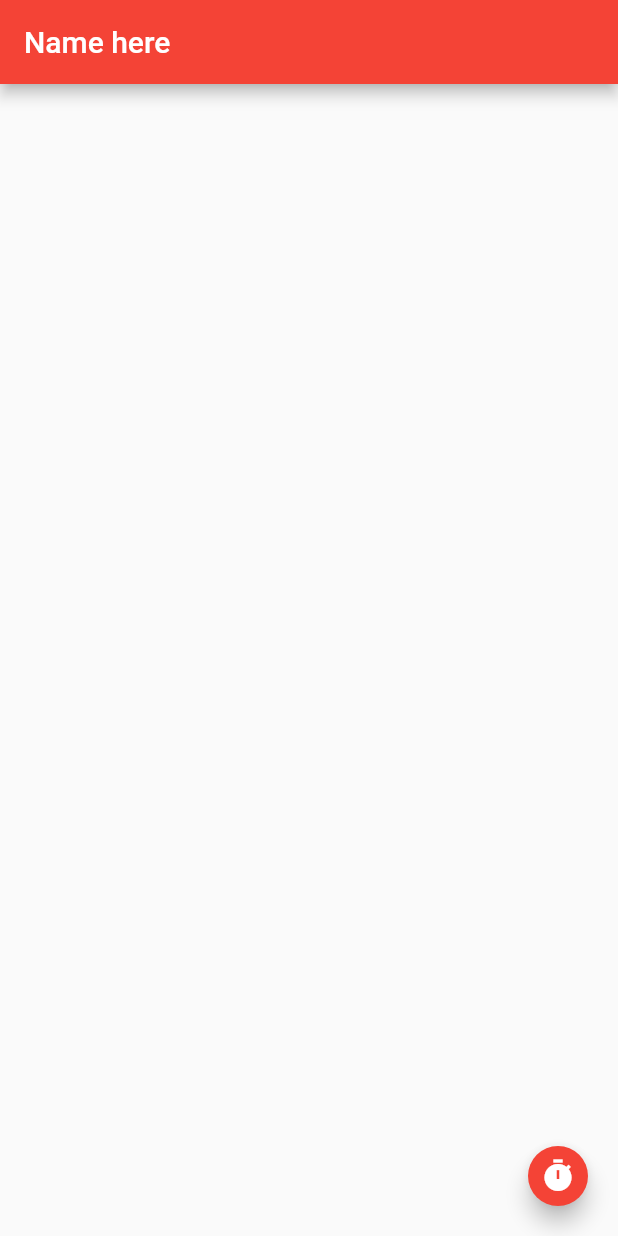
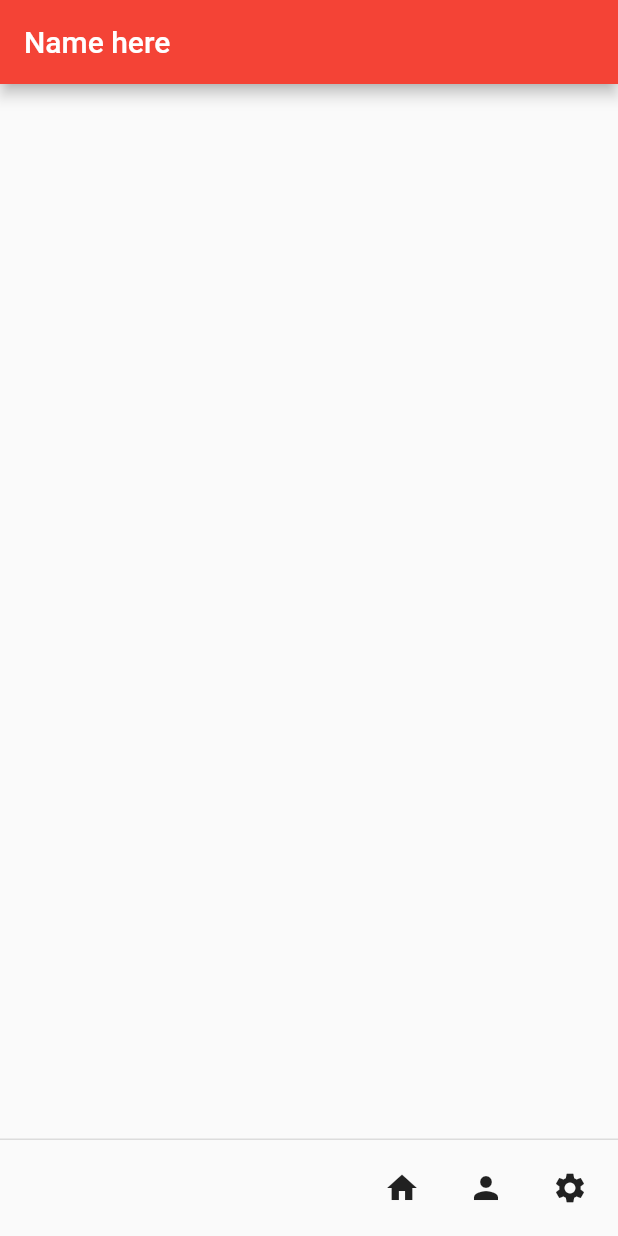
Before and after one commit to amit142857/live_template, a Flutter app: the screen it shows after launch, on a phone screen of 412 x 824 dp. Run offline on Flutter 3.47's test engine with Material 2 defaults, Android fonts, the phone set to English and light mode, and no system bars.

Commit message:
footer button

```diff
--- a/lib/main.dart
+++ b/lib/main.dart
@@ -15,7 +15,7 @@ class MyApp extends StatefulWidget {
 
 class _MyAppState extends State<MyApp> {
     String _value = "";
-    void _onClicked() => setState(() => _value = DateTime.now().toString());
+    void _onClicked(String value) => setState(() => _value = value);
 
 
   @override
@@ -25,18 +25,26 @@ class _MyAppState extends State<MyApp> {
         title:new Text("Name here"),
         backgroundColor: Colors.red,
       ),
-      floatingActionButton: FloatingActionButton(
-        onPressed: _onClicked,
-        backgroundColor: Colors.red,
-        mini: true,
-        child: Icon(Icons.timer),
-      ),
+      persistentFooterButtons:<Widget> [
+        IconButton(
+          icon: Icon(Icons.home),
+          onPressed: () => _onClicked("Button Home"),
+        ),
+        IconButton(
+          icon: Icon(Icons.person),
+          onPressed: () => _onClicked("Button Person"),
+        ),
+        IconButton(
+          icon: Icon(Icons.settings),
+          onPressed: () => _onClicked("Button Setting"),
+        ),
+      ],
       body: Container(
         padding: EdgeInsets.all(32),
         child: Center(
           child: Column(
             children:<Widget> [
-              Text(_value.toString(),
+              Text(_value,
               style: TextStyle(
                 fontSize: 37,
                 fontWeight: FontWeight.bold
```
